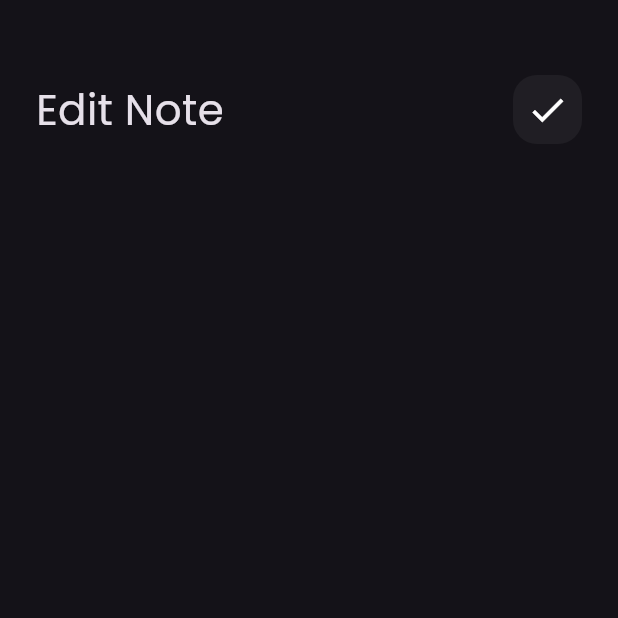
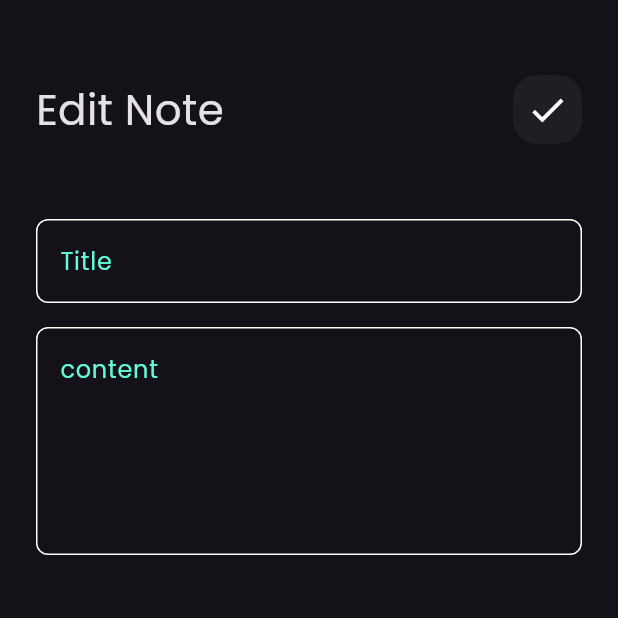
Before and after one commit to Omar-developer533/note_app, a Flutter app: the EditNoteView screen opened directly, on a phone screen of 412 x 824 dp, the top half of it. Run offline on Flutter 3.47's test engine with Material 3 defaults, Android fonts, the phone set to English and light mode, and no system bars; our stand-ins replace font_awesome_flutter.

Commit message:
edit note view ui done

```diff
--- a/lib/views/widgets/edit_view_body.dart
+++ b/lib/views/widgets/edit_view_body.dart
@@ -1,5 +1,6 @@
 import 'package:flutter/material.dart';
 import 'package:note_app/views/widgets/custom_app_bar.dart';
+import 'package:note_app/views/widgets/cutom_text_field.dart';
 
 class EdiNotetViewBody extends StatelessWidget {
   const EdiNotetViewBody({super.key});
@@ -9,9 +10,13 @@ class EdiNotetViewBody extends StatelessWidget {
     return Padding(
       padding: const EdgeInsets.symmetric(horizontal: 24),
       child: Column(
-        children:const [
+        children: const [
           SizedBox(height: 50),
           CustomAppBar(text: 'Edit Note', icon: Icons.check),
+          SizedBox(height: 50),
+          CustomTextField(hint: 'Title'),
+          SizedBox(height: 16),
+          CustomTextField(hint: 'content', maxLines: 5),
         ],
       ),
     );
```
